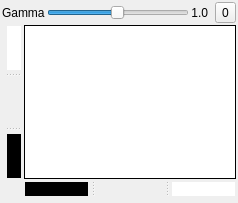
Above: src/GammaLevelsDialog.ui from markus-wa/glmixer-mirror before the change. Below: the same form after it.
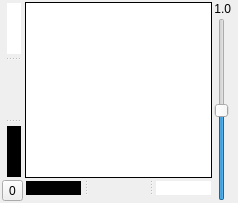
That is the form after the change. Icons and pictures are not drawn.

What changed in the file:
```diff
--- a/src/GammaLevelsDialog.ui
+++ b/src/GammaLevelsDialog.ui
@@ -13,82 +13,13 @@
   <property name="windowTitle">
    <string>Gamma levels</string>
   </property>
-  <layout class="QVBoxLayout" name="verticalLayout">
+  <layout class="QHBoxLayout" name="horizontalLayout">
    <property name="spacing">
     <number>2</number>
    </property>
    <property name="margin">
     <number>2</number>
    </property>
-   <item>
-    <layout class="QHBoxLayout" name="horizontalLayout">
-     <item>
-      <widget class="QLabel" name="gammalabel">
-       <property name="text">
-        <string>Gamma</string>
-       </property>
-      </widget>
-     </item>
-     <item>
-      <widget class="QSlider" name="gammaSlider">
-       <property name="minimum">
-        <number>10</number>
-       </property>
-       <property name="maximum">
-        <number>1000</number>
-       </property>
-       <property name="singleStep">
-        <number>10</number>
-       </property>
-       <property name="pageStep">
-        <number>100</number>
-       </property>
-       <property name="value">
-        <number>500</number>
-       </property>
-       <property name="orientation">
-        <enum>Qt::Horizontal</enum>
-       </property>
-      </widget>
-     </item>
-     <item>
-      <widget class="QLabel" name="gammaText">
-       <property name="sizePolicy">
-        <sizepolicy hsizetype="Fixed" vsizetype="Preferred">
-         <horstretch>0</horstretch>
-         <verstretch>0</verstretch>
-        </sizepolicy>
-       </property>
-       <property name="layoutDirection">
-        <enum>Qt::RightToLeft</enum>
-       </property>
-       <property name="text">
-        <string>1.0</string>
-       </property>
-       <property name="textFormat">
-        <enum>Qt::PlainText</enum>
-       </property>
-       <property name="alignment">
-        <set>Qt::AlignRight|Qt::AlignTrailing|Qt::AlignVCenter</set>
-       </property>
-       <property name="indent">
-        <number>5</number>
-       </property>
-      </widget>
-     </item>
-     <item>
-      <widget class="QToolButton" name="resetButton">
-       <property name="text">
-        <string>0</string>
-       </property>
-       <property name="icon">
-        <iconset resource="../icons.qrc">
-         <normaloff>:/glmixer/icons/view-refresh.png</normaloff>:/glmixer/icons/view-refresh.png</iconset>
-       </property>
-      </widget>
-     </item>
-    </layout>
-   </item>
    <item>
     <layout class="QGridLayout" name="gridLayoutGraphic">
      <item row="0" column="0">
@@ -275,11 +206,85 @@
      </item>
      <item row="0" column="1">
       <widget class="QWidget" name="plotWidget" native="true">
+       <property name="sizePolicy">
+        <sizepolicy hsizetype="Expanding" vsizetype="Expanding">
+         <horstretch>0</horstretch>
+         <verstretch>0</verstretch>
+        </sizepolicy>
+       </property>
        <property name="styleSheet">
         <string notr="true">background-color: white;
 border-width: 1px;
 border-style: solid;
 border-color: black;</string>
+       </property>
+      </widget>
+     </item>
+     <item row="1" column="0">
+      <widget class="QToolButton" name="resetButton">
+       <property name="text">
+        <string>0</string>
+       </property>
+       <property name="icon">
+        <iconset resource="../icons.qrc">
+         <normaloff>:/glmixer/icons/view-refresh.png</normaloff>:/glmixer/icons/view-refresh.png</iconset>
+       </property>
+       <property name="iconSize">
+        <size>
+         <width>10</width>
+         <height>10</height>
+        </size>
+       </property>
+      </widget>
+     </item>
+    </layout>
+   </item>
+   <item>
+    <layout class="QVBoxLayout" name="verticalLayout">
+     <item>
+      <widget class="QLabel" name="gammaText">
+       <property name="sizePolicy">
+        <sizepolicy hsizetype="Fixed" vsizetype="Preferred">
+         <horstretch>0</horstretch>
+         <verstretch>0</verstretch>
+        </sizepolicy>
+       </property>
+       <property name="layoutDirection">
+        <enum>Qt::RightToLeft</enum>
+       </property>
+       <property name="text">
+        <string>1.0</string>
+       </property>
+       <property name="textFormat">
+        <enum>Qt::PlainText</enum>
+       </property>
+       <property name="alignment">
+        <set>Qt::AlignRight|Qt::AlignTrailing|Qt::AlignVCenter</set>
+       </property>
+       <property name="indent">
+        <number>5</number>
+       </property>
+      </widget>
+     </item>
+     <item>
+      <widget class="QSlider" name="gammaSlider">
+       <property name="minimum">
+        <number>10</number>
+       </property>
+       <property name="maximum">
+        <number>1000</number>
+       </property>
+       <property name="singleStep">
+        <number>10</number>
+       </property>
+       <property name="pageStep">
+        <number>100</number>
+       </property>
+       <property name="value">
+        <number>500</number>
+       </property>
+       <property name="orientation">
+        <enum>Qt::Vertical</enum>
        </property>
       </widget>
      </item>
```
